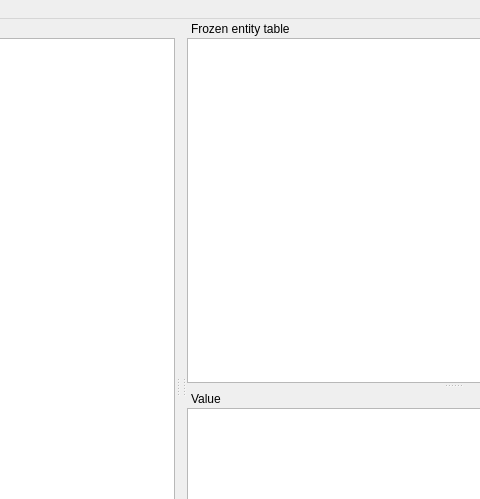
The window that spinetoolbox/ui/tabular_view_form.ui (spine-tools/Spine-Toolbox) describes before a commit, drawn with Qt 5; both pictures show x 358 to 838 and y 0 to 499 of the 1077 by 774 pixel window.
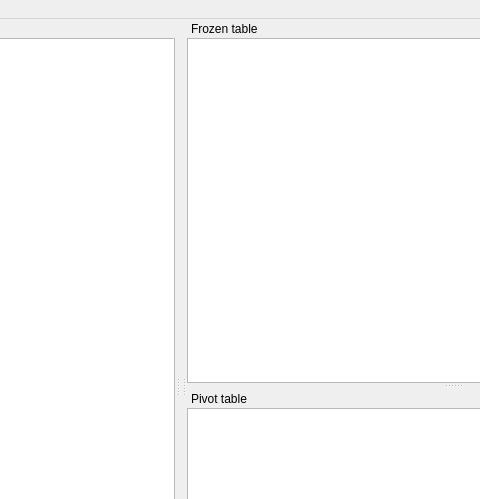
The same window after the commit. Icons and pictures are not drawn. Custom widgets are drawn as their Qt base class.

```diff
--- a/spinetoolbox/ui/tabular_view_form.ui
+++ b/spinetoolbox/ui/tabular_view_form.ui
@@ -107,7 +107,7 @@
     </sizepolicy>
    </property>
    <property name="windowTitle">
-    <string>Frozen entity table</string>
+    <string>Frozen table</string>
    </property>
    <attribute name="dockWidgetArea">
     <number>2</number>
@@ -146,7 +146,7 @@
     <set>QDockWidget::NoDockWidgetFeatures</set>
    </property>
    <property name="windowTitle">
-    <string>Value</string>
+    <string>Pivot table</string>
    </property>
    <attribute name="dockWidgetArea">
     <number>2</number>
```
